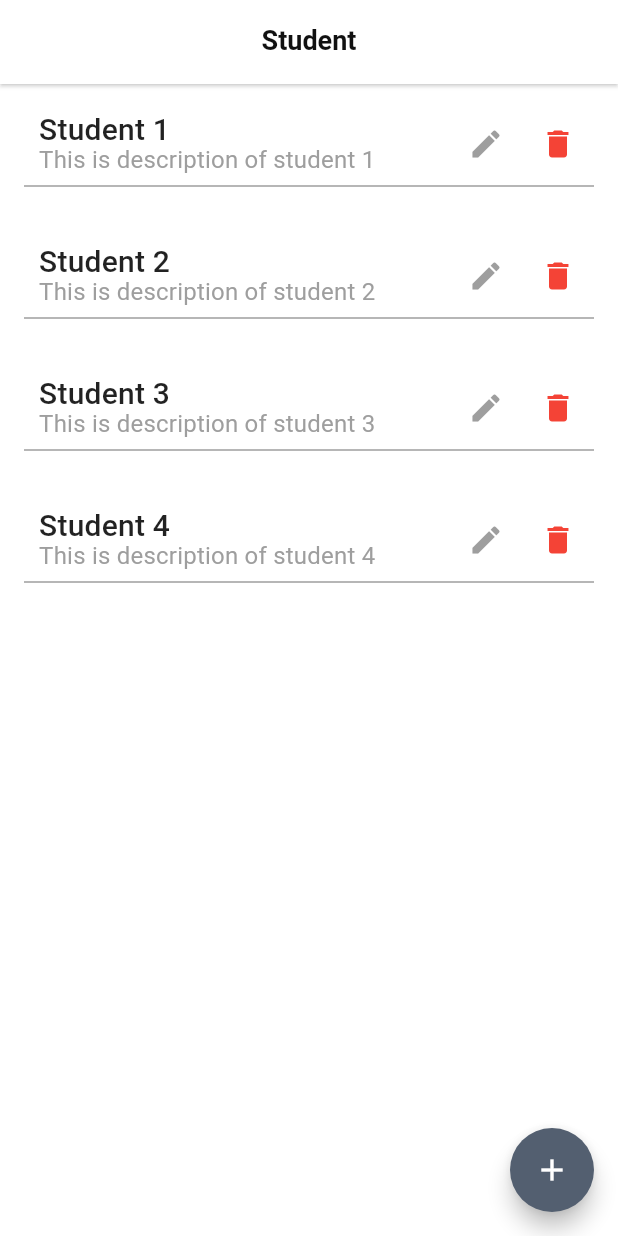
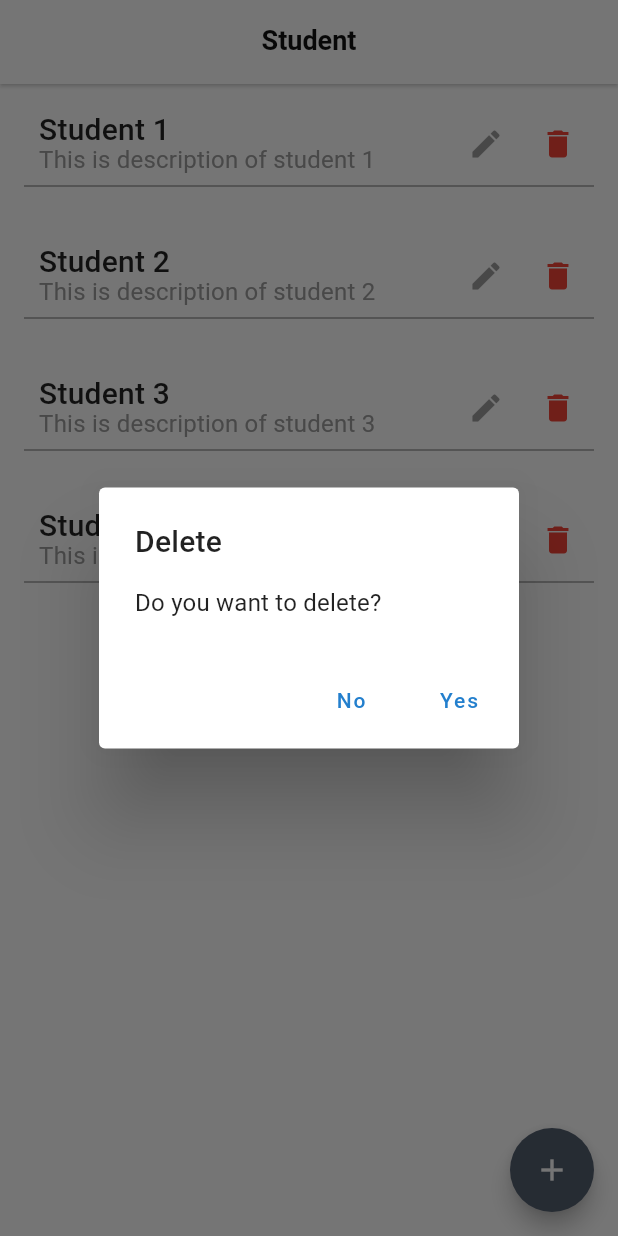
Before and after one commit to VangThao1905/base_flutter_ddd, a Flutter app: the screen it shows after launch, after a tap on the "delete" icon, on a phone screen of 412 x 824 dp. Run offline on Flutter 3.47's test engine with Material 2 defaults, Android fonts, the light colour scheme and no system bars; our stand-ins replace bloc, dartz, flutter_bloc, flutter_easyloading, fluttertoast, freezed_annotation and 3 more; missing offline and left inert: flutter_web_browser; generated files the repository leaves out were written again; Roboto replaces fonts that are missing (Arial).

Commit message:
implement delete android refresh list

```diff
--- a/base_flutter_ddd_bloc/lib/application/add_student/add_student_state.dart
+++ b/base_flutter_ddd_bloc/lib/application/add_student/add_student_state.dart
@@ -1,7 +1,6 @@
 import 'package:flutter/foundation.dart';
 import 'package:freezed_annotation/freezed_annotation.dart';
 
-import '../../domain/core/load_data_status.dart';
 import '../../domain/core/modify_status.dart';
 
 part 'add_student_state.freezed.dart';
@@ -10,7 +9,7 @@ part 'add_student_state.freezed.dart';
 class AddStudentState with _$AddStudentState {
   const factory AddStudentState({
       @Default(ModifyStatus.none) ModifyStatus addStatus,
-      @Default(0) int id,
+      @Default('') String id,
       @Default('') String name,
       @Default('') String description}) = _AddStudentState;
 }
--- a/base_flutter_ddd_bloc/lib/application/update_student/update_student_cubit.dart
+++ b/base_flutter_ddd_bloc/lib/application/update_student/update_student_cubit.dart
@@ -21,11 +21,11 @@ class UpdateStudentCubit extends Cubit<UpdateStudentState> {
     emit(state.copyWith(initStatus: LoadDataStatus.success));
   }
 
-  Future<void> updateContact(Student newStudent) async {
+  Future<void> updateStudent(Student newStudent) async {
     emit(state.copyWith(updateStatus: ModifyStatus.processing));
 
-    Future.delayed(const Duration(seconds: 1), () {
-      GetIt.I.get<StudentCubit>().updateStudent(newStudent);
+    Future.delayed(const Duration(milliseconds: 500), () {
+      GetIt.I.get<StudentCubit>().updateStudentList(newStudent);
       emit(state.copyWith(
           updateStatus: ModifyStatus.done,
           id: state.id,
--- a/base_flutter_ddd_bloc/lib/application/update_student/update_student_state.dart
+++ b/base_flutter_ddd_bloc/lib/application/update_student/update_student_state.dart
@@ -13,7 +13,7 @@ class UpdateStudentState with _$UpdateStudentState {
       {@Default(Student()) Student student,
       @Default(LoadDataStatus.loading) LoadDataStatus initStatus,
       @Default(ModifyStatus.none) ModifyStatus updateStatus,
-      @Default(0) int id,
+      @Default('') String id,
       @Default('') String name,
       @Default('') String description}) = _UpdateStudentState;
 }
--- a/base_flutter_ddd_bloc/lib/domain/student/student.dart
+++ b/base_flutter_ddd_bloc/lib/domain/student/student.dart
@@ -8,12 +8,12 @@ class Student with _$Student {
   const Student._();
 
   const factory Student({
-    @Default(0) int id,
+    @Default('') String id,
     @Default('') String name,
     @Default('') String description,
   }) = _Student;
 
   factory Student.fromJson(Map<String, dynamic> json) => _$StudentFromJson(json);
 
-  bool get isEmpty => id == 0;
+  bool get isEmpty => id == '';
 }
--- a/base_flutter_ddd_bloc/lib/infrastructure/datasource/remote/student_service.dart
+++ b/base_flutter_ddd_bloc/lib/infrastructure/datasource/remote/student_service.dart
@@ -10,22 +10,22 @@ class StudentService {
 
     List<dynamic> students = [
       {
-        "id": 1,
+        "id": "1",
         "name": "Student 1",
         "description": "This is description of student 1"
       },
       {
-        "id": 2,
+        "id": "2",
         "name": "Student 2",
         "description": "This is description of student 2"
       },
       {
-        "id": 3,
+        "id": "3",
         "name": "Student 3",
         "description": "This is description of student 3"
       },
       {
-        "id": 4,
+        "id": "4",
         "name": "Student 4",
         "description": "This is description of student 4"
       }
--- a/base_flutter_ddd_bloc/lib/presentation/my_app.dart
+++ b/base_flutter_ddd_bloc/lib/presentation/my_app.dart
@@ -8,6 +8,8 @@ import 'core/style.dart';
 
 InitData appData = const InitData();
 
+GlobalKey<NavigatorState> navigationKey = GlobalKey();
+
 class MyApp extends StatelessWidget {
   const MyApp({Key? key, required this.initRoute}) : super(key: key);
 
@@ -16,6 +18,7 @@ class MyApp extends StatelessWidget {
   @override
   Widget build(BuildContext context) {
     return MaterialApp(
+      navigatorKey: navigationKey,
       debugShowCheckedModeBanner: false,
       onGenerateRoute: (setting) => onGenerateRoute(setting, initRoute),
       theme: appTheme,
--- a/base_flutter_ddd_bloc/lib/presentation/pages/home/home_page.dart
+++ b/base_flutter_ddd_bloc/lib/presentation/pages/home/home_page.dart
@@ -6,7 +6,7 @@ import 'package:base_flutter_ddd_bloc/presentation/pages/home/student_list_view.
 import 'package:flutter/material.dart';
 import 'package:flutter_bloc/flutter_bloc.dart';
 import 'package:flutter_easyloading/flutter_easyloading.dart';
-
+import 'package:get_it/get_it.dart';
 
 class HomePage extends StatefulWidget {
   const HomePage({Key? key}) : super(key: key);
@@ -17,6 +17,8 @@ class HomePage extends StatefulWidget {
 
 class _HomePageState extends State<HomePage>
     with SingleTickerProviderStateMixin {
+  final StudentCubit _studentCubit = GetIt.I.get<StudentCubit>();
+
   @override
   void initState() {
     super.initState();
@@ -24,7 +26,7 @@ class _HomePageState extends State<HomePage>
 
   @override
   Widget build(BuildContext context) {
-    BlocProvider.of<StudentCubit>(context).getStudents();
+    _studentCubit.getStudents();
     return Scaffold(
       backgroundColor: Colors.white,
       appBar: AppBar(
@@ -37,10 +39,10 @@ class _HomePageState extends State<HomePage>
         builder: (context, state) {
           if (state is StudentLoading) {
             EasyLoading.show();
-          } else if(state is StudentUpdated){
-            BlocProvider.of<StudentCubit>(context).getStudents();
+          } else if (state is StudentUpdated) {
+            _studentCubit.refresh();
             EasyLoading.dismiss();
-          }else{
+          } else {
             EasyLoading.dismiss();
           }
           return state is! StudentLoaded
--- a/base_flutter_ddd_bloc/lib/presentation/pages/home/student_item.dart
+++ b/base_flutter_ddd_bloc/lib/presentation/pages/home/student_item.dart
@@ -1,11 +1,16 @@
+
+
+import 'package:base_flutter_ddd_bloc/application/student/student_cubit.dart';
 import 'package:base_flutter_ddd_bloc/domain/student/student.dart';
 import 'package:base_flutter_ddd_bloc/presentation/core/style.dart';
+import 'package:base_flutter_ddd_bloc/presentation/my_app.dart';
 import 'package:flutter/material.dart';
+import 'package:get_it/get_it.dart';
 
 import '../update_student/update_student_page.dart';
 
 class StudentItem extends StatelessWidget {
-  const StudentItem({
+  StudentItem({
     Key? key,
     required this.student,
     required this.onPressedItem,
@@ -13,6 +18,7 @@ class StudentItem extends StatelessWidget {
 
   final Student student;
   final Function(Student item) onPressedItem;
+  final StudentCubit _studentCubit = GetIt.I.get<StudentCubit>();
 
   @override
   Widget build(BuildContext context) {
@@ -72,6 +78,7 @@ class StudentItem extends StatelessWidget {
                       IconButton(
                           onPressed: () {
                             print("click delete");
+                            showConfirmDeleteStudentDialog();
                           },
                           icon: const Icon(
                             Icons.delete,
@@ -92,4 +99,28 @@ class StudentItem extends StatelessWidget {
       ),
     );
   }
+
+  void showConfirmDeleteStudentDialog() {
+    Widget yesButton = TextButton(
+        onPressed: () {
+          print("Yes");
+          _studentCubit.deleteStudent(student.id);
+          Navigator.pop(navigationKey.currentContext!);
+        },
+        child: const Text("Yes"));
+    Widget noButton = TextButton(
+        onPressed: () {
+          Navigator.pop(navigationKey.currentContext!);
+        },
+        child: const Text("No"));
+
+    AlertDialog alert = AlertDialog(
+      title: const Text("Delete"),
+      content: const Text("Do you want to delete?"),
+      actions: [noButton, yesButton],
+    );
+
+    showDialog(
+        context: navigationKey.currentContext!, builder: (context) => alert);
+  }
 }
--- a/base_flutter_ddd_bloc/lib/presentation/pages/update_student/update_student_page.dart
+++ b/base_flutter_ddd_bloc/lib/presentation/pages/update_student/update_student_page.dart
@@ -124,7 +124,7 @@ class _AddStudentPage extends State<UpdateStudentPage> {
           ),
           ElevatedButton(
               onPressed: () {
-                // Navigator.pop(context);
+                Navigator.pop(context);
                 if (!_formKey.currentState!.validate()) {
                   return;
                 }
@@ -132,7 +132,7 @@ class _AddStudentPage extends State<UpdateStudentPage> {
                 String name = _controllers['name']?.text.toString() ?? '';
                 String description =
                     _controllers['description']?.text.toString() ?? '';
-                _studentUpdateCubit.updateContact(Student(
+                _studentUpdateCubit.updateStudent(Student(
                     id: widget.student.id,
                     name: name,
                     description: description));
```
Also changed, not shown: base_flutter_ddd_bloc/lib/application/add_student/add_student_cubit.dart (+14 -3 lines), base_flutter_ddd_bloc/lib/application/student/student_cubit.dart (+33 -12 lines), base_flutter_ddd_bloc/lib/presentation/pages/add_student/add_student_page.dart (+6 -5 lines), base_flutter_ddd_bloc/lib/application/add_student/add_student_state.freezed.dart, base_flutter_ddd_bloc/lib/application/update_student/update_student_state.freezed.dart, base_flutter_ddd_bloc/lib/domain/student/student.freezed.dart, base_flutter_ddd_bloc/lib/domain/student/student.g.dart.
